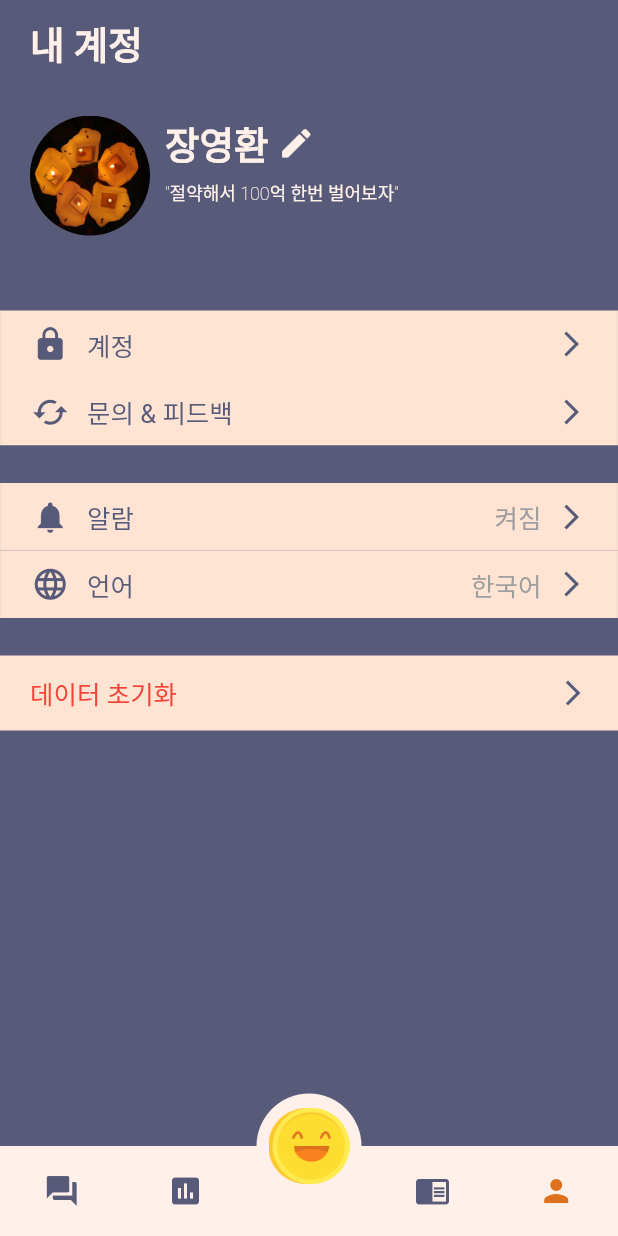
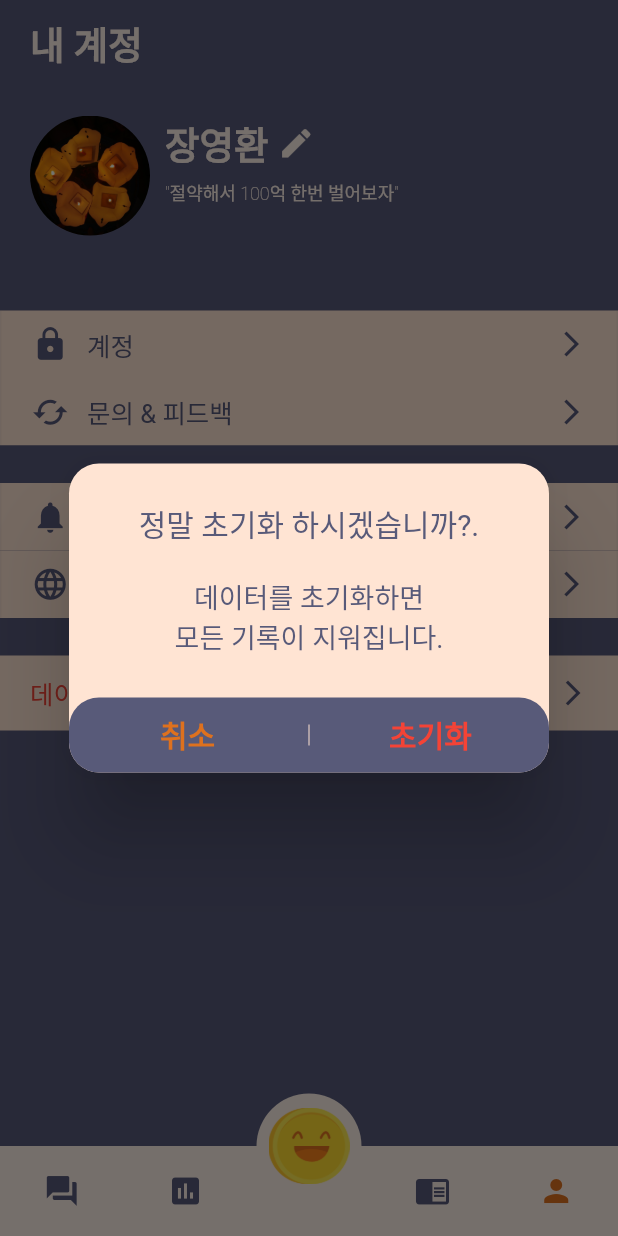
Before and after one commit to monthlyteam/RichHabit, a Flutter app: the screen it shows after launch, item 4 of the bottom bar chosen, after a tap on "데이터 초기화", on a phone screen of 412 x 824 dp. Run offline on Flutter 3.47's test engine with Material 2 defaults, Android fonts, the phone set to English and light mode, and no system bars; our stand-ins replace fl_chart, flutter_markdown, flutter_svg, fluttertoast, shared_preferences, table_calendar; missing offline and left inert: configurable_expansion_tile, flutter_group_sliver.

```diff
--- a/rich_habit/lib/screens/profile.dart
+++ b/rich_habit/lib/screens/profile.dart
@@ -2,7 +2,8 @@ import 'package:flutter/material.dart';
 import 'package:richhabit/constants.dart';
 import 'package:richhabit/screens/set_alarm.dart';
 import 'package:richhabit/screens/set_language.dart';
-
+import 'package:provider/provider.dart';
+import 'package:richhabit/habit_provider.dart';
 import '../constants.dart';
 
 class Profile extends StatelessWidget {
@@ -134,7 +135,9 @@ class Profile extends StatelessWidget {
                   height: 25,
                 ),
                 GestureDetector(
-                  onTap: () {},
+                  onTap: (){
+                    _showAddDialog(context);
+                  },
                   child: Container(
                     height: 50,
                     color: kIvoryColor,
@@ -207,4 +210,81 @@ class Profile extends StatelessWidget {
       ),
     );
   }
+
+  _showAddDialog(BuildContext context){
+    showDialog(
+        context: context,
+        builder: (BuildContext context) {
+          return Dialog(
+            backgroundColor: kIvoryColor,
+            shape: RoundedRectangleBorder(
+                borderRadius:
+                BorderRadius.circular(20.0)), //this right here
+            child: Container(
+                height: 206,
+                width: 320,
+                child: Column(
+                  crossAxisAlignment: CrossAxisAlignment.stretch,
+                  children: [
+                    Container(
+                      height: 156,
+                      padding: EdgeInsets.fromLTRB(26,15,26,13),
+                      child: Center(
+                        child: Column(
+                          crossAxisAlignment: CrossAxisAlignment.center,
+                          children: [
+                            SizedBox(height: 10,),
+                            Text("정말 초기화 하시겠습니까?.",style: TextStyle(color: kPurpleColor,fontSize: kSubTitleFontSize),),
+                            SizedBox(height: 20,),
+                            Text("데이터를 초기화하면",style: TextStyle(color: kPurpleColor,fontSize: 18),),
+                            Text("모든 기록이 지워집니다.",style: TextStyle(color: kPurpleColor,fontSize: 18),),
+                          ],
+                        ),
+                      ),
+                    ),
+                    Container(
+                      height: 50,
+                      decoration: BoxDecoration(
+                          borderRadius: BorderRadius.circular(20.0),
+                          color: kPurpleColor
+                      ),
+                      child: Row(
+                        children: [
+                          Expanded(
+                              child: GestureDetector(behavior: HitTestBehavior.translucent,
+                                onTap: (){
+                                  Navigator.pop(context);
+                                },
+                                child: Container(
+                                  child : Center(child: Text("취소", style: TextStyle(fontSize: kSubTitleFontSize,fontWeight: FontWeight.bold,color: Color(0xFFDE711E)),)),
+                                ),
+                              )
+                          ),
+                          Container(
+                              height: 14,
+                              width: 4,
+                              child: VerticalDivider(
+                                width: 4,
+                                color: kIvoryColor,
+                              )
+                          ),
+                          Expanded(
+                              child: GestureDetector(behavior: HitTestBehavior.translucent,
+                                  onTap: (){
+                                    context.read<HabitProvider>().resetData();
+                                  },
+                                  child: Center(
+                                    child: Text("초기화",style: TextStyle(fontSize: kSubTitleFontSize,color: Colors.red,fontWeight: FontWeight.bold),),
+                                  )
+                              )
+                          )
+                        ],
+                      ),
+                    ),
+                  ],
+                )
+            ),
+          );
+        });
+  }
 }
```
